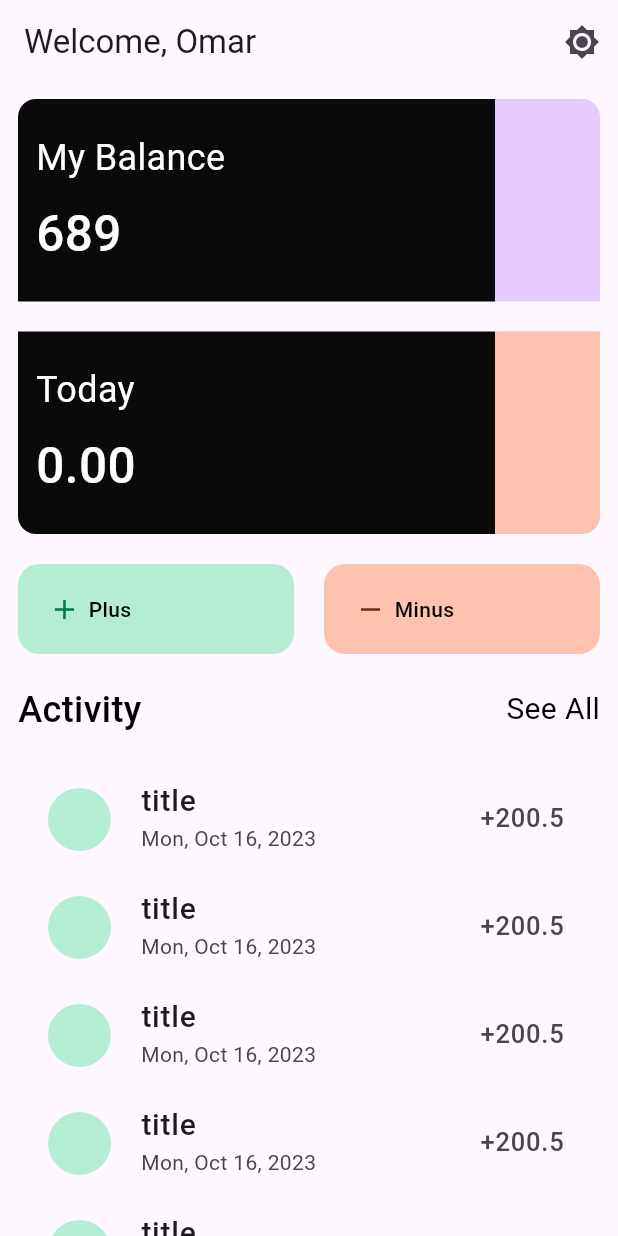
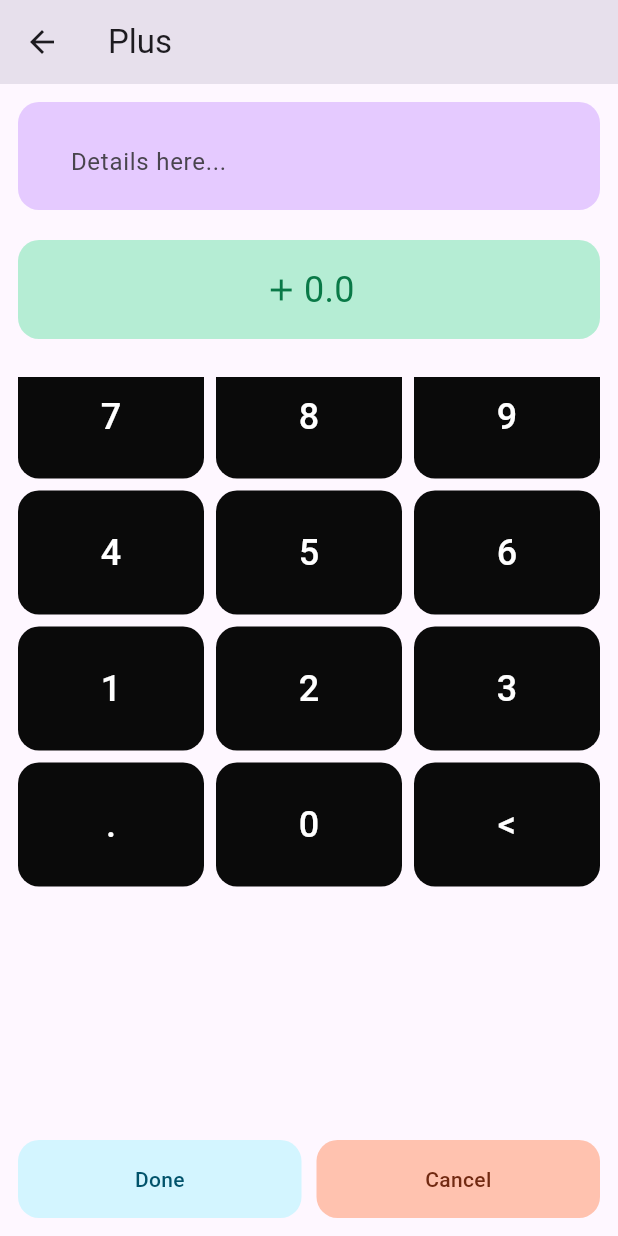
Before and after one commit to Omar-Ashraf-69/finance_app, a Flutter app: the HomeScreen screen opened directly, after a tap on "Plus", on a phone screen of 412 x 824 dp. Run offline on Flutter 3.47's test engine with Material 3 defaults, Android fonts, the light colour scheme and no system bars; our stand-ins replace flutter_svg, shared_preferences; accounts and stored records are empty.

Commit message:
finished the adding balance screen

```diff
--- a/lib/main.dart
+++ b/lib/main.dart
@@ -1,3 +1,4 @@
+import 'package:finanice_app/screens/adding_finance_screen.dart';
 import 'package:flutter/material.dart';
 import 'package:finanice_app/screens/splash_screen.dart';
 import 'package:flutter/services.dart';
@@ -18,13 +19,13 @@ class MyApp extends StatelessWidget {
       debugShowCheckedModeBanner: false,
       theme: ThemeData(
         colorScheme: ColorScheme.fromSeed(seedColor: Colors.deepPurple),
-        textTheme: TextTheme(
+        textTheme: const TextTheme(
           bodyLarge: TextStyle(color: Colors.white),
           bodyMedium: TextStyle(color: Colors.white),
         ),
         useMaterial3: true,
       ),
-      home: const SplashScreen(),
+      home:  const SplashScreen(),
     );
   }
 }
--- /dev/null
+++ b/lib/screens/adding_finance_screen.dart
@@ -0,0 +1,239 @@
+import 'package:finanice_app/colors/colors.dart';
+import 'package:flutter/material.dart';
+
+class AddingFinanceScreen extends StatefulWidget {
+  const AddingFinanceScreen({super.key});
+
+  @override
+  State<AddingFinanceScreen> createState() => _AddingFinanceScreenState();
+}
+
+class _AddingFinanceScreenState extends State<AddingFinanceScreen> {
+  String value = "";
+
+  final List<String> numbersGridItem = [
+    '.',
+    '0',
+    '<',
+    '1',
+    '2',
+    '3',
+    '4',
+    '5',
+    '6',
+    '7',
+    '8',
+    '9',
+  ];
+
+  @override
+  Widget build(BuildContext context) {
+    return Scaffold(
+      resizeToAvoidBottomInset: false,
+      appBar: AppBar(
+        title: const Text(
+          "Plus",
+        ),
+      ),
+      body: Padding(
+        padding: const EdgeInsets.all(12.0),
+        child: Column(
+          children: [
+            const AddingDetailsContainerWidget(
+              color: kSeconderyPurbleColor,
+              widget: SizedBox(
+                height: 40,
+                child: TextField(
+                  keyboardType: TextInputType.text,
+                  decoration: InputDecoration(
+                    hintText: 'Details here...',
+                    border: InputBorder.none,
+                  ),
+                ),
+              ),
+            ),
+            const SizedBox(
+              height: 20,
+            ),
+            AddingDetailsContainerWidget(
+              color: kSeconderyGreenColor,
+              widget: Row(
+                mainAxisAlignment: MainAxisAlignment.center,
+                children: [
+                  const Icon(
+                    Icons.add,
+                    color: kPrimaryGreenColor,
+                  ),
+                  const SizedBox(
+                    width: 3,
+                  ),
+                  Text(
+                    value.isEmpty ? '0.0' : value.toString(),
+                    style: const TextStyle(
+                      fontSize: 24,
+                      color: kPrimaryGreenColor,
+                    ),
+                  ),
+                ],
+              ),
+            ),
+            const SizedBox(
+              height: 25,
+            ),
+            SizedBox(
+              width: double.infinity,
+              height: 340,
+              child: GridView.builder(
+                itemCount: numbersGridItem.length,
+                shrinkWrap: true,
+                physics: const NeverScrollableScrollPhysics(),
+                gridDelegate: const SliverGridDelegateWithFixedCrossAxisCount(
+                  crossAxisCount: 3,
+                  crossAxisSpacing: 8,
+                  mainAxisSpacing: 8,
+                  childAspectRatio: 3 / 2,
+                ),
+                reverse: true,
+                itemBuilder: (context, index) => GestureDetector(
+                  onTap: () {
+                    if (numbersGridItem[index] == '<' && value.isNotEmpty) {
+                      value = value.substring(0, value.length - 1);
+                      setState(() {});
+                    } else {
+                      if (numbersGridItem[index] == '.' &&
+                          value.contains('.')) {
+                        value = value;
+                        setState(() {});
+                      } else {
+                        if (numbersGridItem[index] != '<') {
+                          value = value + numbersGridItem[index];
+                        }
+                        setState(() {});
+                      }
+                    }
+                  },
+                  child: NumbersContanier(number: numbersGridItem[index]),
+                ),
+              ),
+            ),
+            const Spacer(),
+            Row(
+              children: [
+                DoneAndCancelButtonWidget(
+                  label: "Done",
+                  textColor: kPrimaryBlueColor,
+                  backgroundColor: kSeconderyBlueColor,
+                  value: value,
+                  onTap: () {
+                    if (value.isNotEmpty) {
+                      //to add to the database. and then pop
+                    }
+                  },
+                ),
+                const SizedBox(
+                  width: 10,
+                ),
+                DoneAndCancelButtonWidget(
+                  label: 'Cancel',
+                  textColor: kPrimaryRedColor,
+                  backgroundColor: kSeconderyRedColor,
+                  onTap: () => Navigator.pop(context),
+                ),
+              ],
+            )
+          ],
+        ),
+      ),
+    );
+  }
+}
+
+class DoneAndCancelButtonWidget extends StatelessWidget {
+  const DoneAndCancelButtonWidget({
+    super.key,
+    required this.textColor,
+    required this.backgroundColor,
+    required this.label,
+    this.value = '',
+    this.onTap,
+  });
+  final Color textColor;
+  final Color backgroundColor;
+  final String label;
+  final String value;
+  final void Function()? onTap;
+  @override
+  Widget build(BuildContext context) {
+    return Expanded(
+      child: GestureDetector(
+        onTap: onTap,
+        child: AddingDetailsContainerWidget(
+          color: backgroundColor,
+          widget: Center(
+            child: Text(
+              label,
+              style: TextStyle(
+                fontWeight: FontWeight.w500,
+                color: textColor,
+              ),
+            ),
+          ),
+        ),
+      ),
+    );
+  }
+}
+
+class NumbersContanier extends StatelessWidget {
+  const NumbersContanier({
+    super.key,
+    required this.number,
+  });
+  final String number;
+  @override
+  Widget build(BuildContext context) {
+    return Container(
+      padding: const EdgeInsets.symmetric(
+        horizontal: 15,
+        vertical: 10,
+      ),
+      decoration: BoxDecoration(
+        borderRadius: BorderRadius.circular(14),
+        color: kBlackColor,
+      ),
+      child: Center(
+        child: Text(
+          number,
+          style: const TextStyle(
+            fontSize: 24,
+            fontWeight: FontWeight.w500,
+          ),
+        ),
+      ),
+    );
+  }
+}
+
+class AddingDetailsContainerWidget extends StatelessWidget {
+  const AddingDetailsContainerWidget({
+    super.key,
+    required this.color,
+    required this.widget,
+  });
+  final Color color;
+  final Widget widget;
+  @override
+  Widget build(BuildContext context) {
+    return Container(
+      decoration: BoxDecoration(
+        color: color,
+        borderRadius: BorderRadius.circular(14),
+      ),
+      padding: const EdgeInsets.symmetric(
+        horizontal: 35,
+        vertical: 16,
+      ),
+      child: widget,
+    );
+  }
+}
--- a/lib/screens/home_screen.dart
+++ b/lib/screens/home_screen.dart
@@ -1,4 +1,5 @@
 import 'package:finanice_app/colors/colors.dart';
+import 'package:finanice_app/screens/adding_finance_screen.dart';
 import 'package:finanice_app/widgets/activity_widget.dart';
 import 'package:finanice_app/widgets/money_banner_widget.dart';
 import 'package:finanice_app/widgets/plus_minus_button_widget.dart';
@@ -54,17 +55,23 @@ class _HomeScreenState extends State<HomeScreen> {
                 bottomLeft: Radius.circular(12),
               ),
             ),
-            const Padding(
-              padding: EdgeInsets.only(top: 10.0),
+            Padding(
+              padding: const EdgeInsets.only(top: 10.0),
               child: Row(
                 children: [
                   PlusAndMinsButtonWidget(
-                    color: kSeconderyGreenColor,
-                    label: 'Plus',
-                    icon: Icons.add,
-                    iconColor: kPrimaryGreenColor,
-                  ),
-                  SizedBox(
+                      color: kSeconderyGreenColor,
+                      label: 'Plus',
+                      icon: Icons.add,
+                      iconColor: kPrimaryGreenColor,
+                      onTap: () {
+                        Navigator.push(
+                            context,
+                            MaterialPageRoute(
+                              builder: (context) => const AddingFinanceScreen(),
+                            ));
+                      }),
+                  const SizedBox(
                     width: 20,
                   ),
                   PlusAndMinsButtonWidget(
@@ -72,6 +79,9 @@ class _HomeScreenState extends State<HomeScreen> {
                     label: 'Minus',
                     icon: Icons.remove,
                     iconColor: kPrimaryRedColor,
+                    onTap: (){
+
+                    },
                   ),
                 ],
               ),
--- a/lib/widgets/plus_minus_button_widget.dart
+++ b/lib/widgets/plus_minus_button_widget.dart
@@ -1,4 +1,3 @@
-
 import 'package:flutter/material.dart';
 
 class PlusAndMinsButtonWidget extends StatelessWidget {
@@ -8,17 +7,18 @@ class PlusAndMinsButtonWidget extends StatelessWidget {
     required this.icon,
     required this.label,
     required this.iconColor,
+    required this.onTap,
   });
   final Color color;
   final Color iconColor;
   final IconData icon;
   final String label;
-
+  final void Function()? onTap;
   @override
   Widget build(BuildContext context) {
     return Expanded(
       child: GestureDetector(
-        onTap: () {},
+        onTap: onTap,
         child: Container(
           decoration: BoxDecoration(
             color: color,
```
